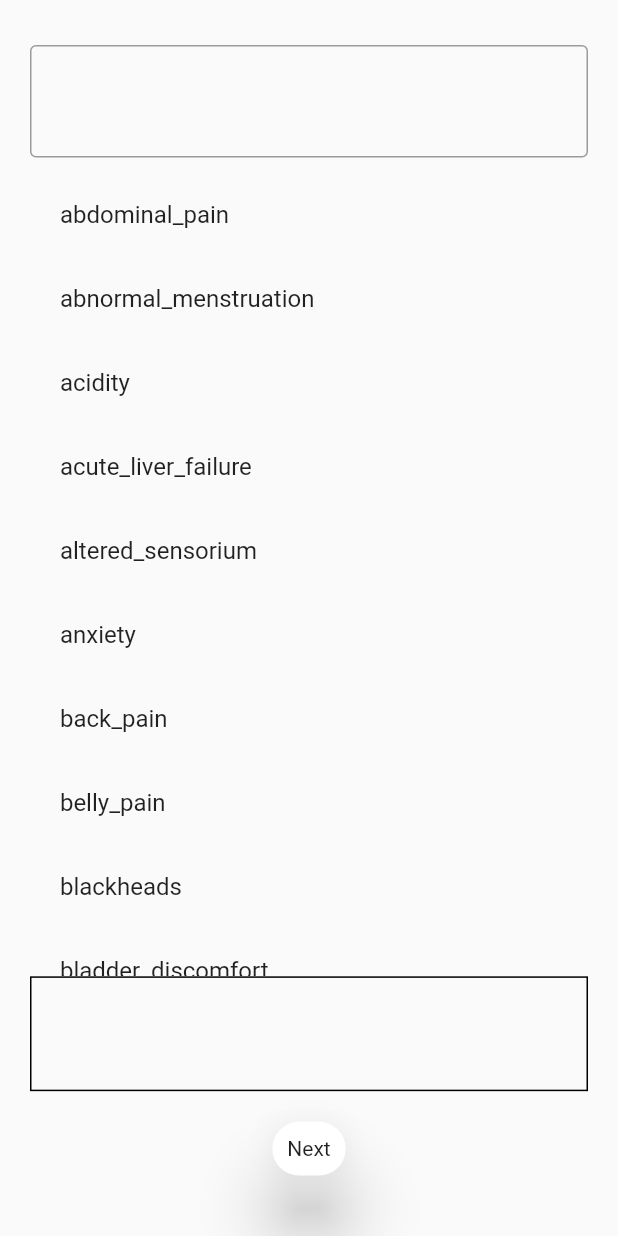
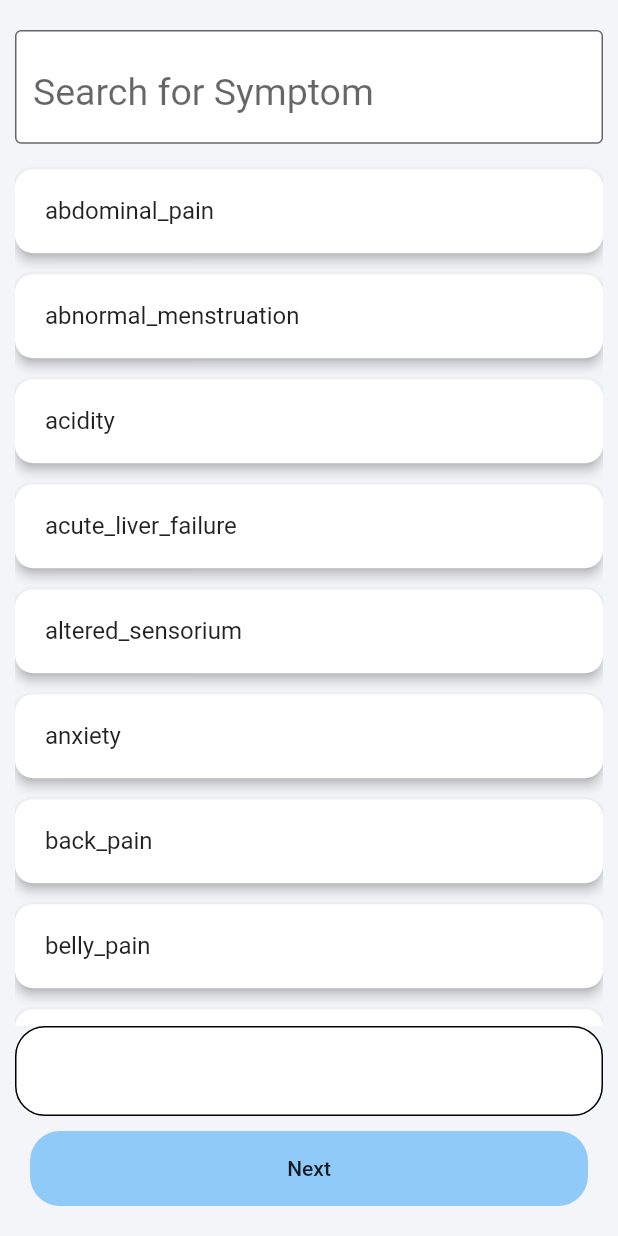
Before and after one commit to Meet-05/MeditrackerApp, a Flutter app: the screen it shows once a user with an empty profile is signed in, on a phone screen of 412 x 824 dp. Run offline on Flutter 3.47's test engine with Material 2 defaults, Android fonts, the phone set to English and light mode, and no system bars; our stand-ins replace cloud_firestore, firebase_auth, firebase_core, flutter_spinkit, font_awesome_flutter, geolocator and 3 more; missing offline and left inert: dart:ffi, geocoder; accounts and stored records are empty.

Commit message:
improved ui,changed url from localhost to deployedUrl

```diff
--- a/app_frontend/lib/contollers/api/api.dart
+++ b/app_frontend/lib/contollers/api/api.dart
@@ -13,7 +13,8 @@ Future getPrediction(List<String> selectedSymptoms) async {
   print(symptomIndex[0]);
   Map<String, List<int>> data = {'symptoms': symptomIndex};
   var body = json.encode(data);
-  var url = Uri.parse('http://10.0.2.2:8000/v1/predict');
+ // http://10.0.2.2:8000/v1/predict
+  var url = Uri.parse('https://meditracker-apiv1.herokuapp.com/v1/predict');
   var response = await http.post(url,
       headers: {"Content-Type": "application/json"}, body: body);
   print('Response status: ${response.statusCode}');
--- a/app_frontend/lib/views/screens/home_screen.dart
+++ b/app_frontend/lib/views/screens/home_screen.dart
@@ -20,9 +20,10 @@ class _HomeScreenState extends State<HomeScreen> {
   @override
   Widget build(BuildContext context) {
     return Scaffold(
+        backgroundColor: Color(0xFFF4F5F9),
         body: SafeArea(
           child: Container(
-          padding: EdgeInsets.all(20.0),
+              padding: EdgeInsets.symmetric(vertical: 10.0, horizontal: 10.0),
               child: Column(children: [
                 CustomSearchBar(),
                 SymptomList(),
@@ -46,30 +47,35 @@ class _NextButtonState extends State<NextButton> {
   bool isProcessing = false;
   @override
   Widget build(BuildContext context) {
-    return Expanded(
+    return Container(
+      margin: EdgeInsets.all(10.0),
+      decoration: BoxDecoration(
+          color: Colors.blue[200],
+          borderRadius: BorderRadius.all(Radius.circular(20.0))),
+      height: 50.0,
+      width: double.infinity,
       child: isProcessing
-          ? JumpingDotsProgressIndicator(fontSize: 60.0)
+          ? Center(
+              child:
+                  JumpingDotsProgressIndicator(numberOfDots: 3, fontSize: 30.0))
           : MaterialButton(
-              child: Card(
-                elevation: 20.0,
-                shape: StadiumBorder(),
-                child: Padding(
-                    padding: const EdgeInsets.all(10.0), child: Text('Next')),
-              ),
+              child: Text('Next'),
               onPressed: () async {
                 List<String> selectedSymptoms =
                     Provider.of<SymptomProvider>(context, listen: false)
                         .selectedSymptoms;
+
+                if (selectedSymptoms.length > 0) {
                   setState(() {
                     isProcessing = true;
                   });
 
                   var result = await getPrediction(selectedSymptoms);
+
                   var doctors = await findLocalDoctors('Diabetes');
                   setState(() {
                     isProcessing = false;
                   });
-
                   Navigator.push(
                       context,
                       MaterialPageRoute(
@@ -77,6 +83,7 @@ class _NextButtonState extends State<NextButton> {
                                 disease: result,
                                 doctors: doctors,
                               )));
+                }
               }),
     );
   }
@@ -93,9 +100,21 @@ class CustomSearchBar extends StatelessWidget {
       margin: EdgeInsets.only(bottom: 10.0, top: 10.0),
       child: TextField(
         style: TextStyle(
-          fontSize: 30.0,
+          fontSize: 25.0,
         ),
-        decoration: InputDecoration(border: OutlineInputBorder()),
+        decoration: InputDecoration(
+            suffix: Icon(
+              Icons.search,
+              size: 30.0,
+            ),
+            filled: true,
+            fillColor: Colors.white,
+            hintText: 'Search for Symptom',
+            border: OutlineInputBorder(),
+            focusedBorder: OutlineInputBorder(
+              borderSide: new BorderSide(color: Colors.white),
+              borderRadius: new BorderRadius.circular(25.7),
+            )),
         onChanged: (value) {
           Provider.of<SymptomProvider>(context, listen: false)
               .searchResult(value);
@@ -118,11 +137,20 @@ class SymptomList extends StatelessWidget {
       child: ListView.builder(
           itemCount:
               Provider.of<SymptomProvider>(context).symptomsToShow.length,
-          // _provider.symptomsToShow.length,
           itemBuilder: (context, index) {
             String symptom =
                 Provider.of<SymptomProvider>(context).symptomsToShow[index];
-            return ListTile(
+            return Card(
+              shape: RoundedRectangleBorder(
+                  borderRadius: BorderRadius.all(Radius.circular(12.0))),
+              margin: EdgeInsets.symmetric(vertical: 7.0),
+              color: Provider.of<SymptomProvider>(context)
+                      .selectedSymptoms
+                      .contains(symptom)
+                  ? Colors.blue[100]
+                  : Colors.white,
+              elevation: 3.0,
+              child: ListTile(
                   onTap: () {
                     Provider.of<SymptomProvider>(context, listen: false)
                         .onTap(symptom);
@@ -132,8 +160,12 @@ class SymptomList extends StatelessWidget {
                   trailing: Provider.of<SymptomProvider>(context)
                           .selectedSymptoms
                           .contains(symptom)
-                    ? Icon(Icons.check_box)
-                    : Text(''));
+                      ? Icon(
+                          Icons.check_box,
+                          color: Colors.white,
+                        )
+                      : Text('')),
+            );
           }),
     );
   }
@@ -146,10 +178,13 @@ class CustomBottomRow extends StatelessWidget {
 
   @override
   Widget build(BuildContext context) {
-    return Expanded(
-      flex: 1,
-      child: Container(
-        decoration: BoxDecoration(border: Border.all(color: Colors.black)),
+    return Container(
+      width: double.infinity,
+      height: 60.0,
+      decoration: BoxDecoration(
+          borderRadius: BorderRadius.all(Radius.circular(20.0)),
+          color: Colors.white,
+          border: Border.all(color: Colors.black)),
       padding: EdgeInsets.symmetric(horizontal: 2.0),
       child: ListView.builder(
           scrollDirection: Axis.horizontal,
@@ -160,9 +195,10 @@ class CustomBottomRow extends StatelessWidget {
             String symptom =
                 Provider.of<SymptomProvider>(context).selectedSymptoms[index];
             return Container(
-                margin: EdgeInsets.all(10.0),
+              padding: EdgeInsets.symmetric(horizontal: 4.0),
+              margin: EdgeInsets.all(8.0),
               decoration: BoxDecoration(
-                    color: Colors.grey[200],
+                  color: Colors.blue[100],
                   borderRadius: BorderRadius.all(Radius.circular(20.0)),
                   border: Border.all(color: Colors.black)),
               child: Row(
@@ -179,7 +215,6 @@ class CustomBottomRow extends StatelessWidget {
               ),
             );
           }),
-      ),
     );
   }
 }
--- a/app_frontend/lib/views/screens/show_disease_screen.dart
+++ b/app_frontend/lib/views/screens/show_disease_screen.dart
@@ -7,6 +7,7 @@ class ShowDiseaseScreen extends StatelessWidget {
   @override
   Widget build(BuildContext context) {
     return Scaffold(
+        backgroundColor: Color(0xFFF4F5F9),
         body: SafeArea(
           child: Column(
             children: [
@@ -18,7 +19,8 @@ class ShowDiseaseScreen extends StatelessWidget {
                       BoxDecoration(border: Border.all(color: Colors.black)),
                   child: Text(
                     disease,
-                style: TextStyle(fontWeight: FontWeight.bold, fontSize: 30.0),
+                    style:
+                        TextStyle(fontWeight: FontWeight.bold, fontSize: 30.0),
                   ),
                 ),
               ),
@@ -32,16 +34,23 @@ class ShowDiseaseScreen extends StatelessWidget {
                       borderRadius: BorderRadius.only(
                           topLeft: Radius.circular(50.0),
                           topRight: Radius.circular(50.0))),
+                  child: Column(
+                    children: [
+                      Text(
+                        'Doctors Treating $disease',
+                        style: TextStyle(fontWeight: FontWeight.bold),
+                      ),
+                      Expanded(
                         child: ListView.builder(
                             itemCount: doctors.length,
                             itemBuilder: (context, index) {
                               return Container(
                                 margin: EdgeInsets.all(10.0),
                                 decoration: BoxDecoration(
-                          color: Colors.grey[100],
-                          border: Border.all(color: Colors.black),
-                          borderRadius:
-                              BorderRadius.all(Radius.circular(20.0))),
+                                    color: Colors.white,
+                                    // border: Border.all(color: Colors.black),
+                                    borderRadius: BorderRadius.all(
+                                        Radius.circular(20.0))),
                                 child: ListTile(
                                   title: Text(doctors[index]['name']),
                                   subtitle: Text('${doctors[index]['phone']}'),
@@ -51,6 +60,9 @@ class ShowDiseaseScreen extends StatelessWidget {
                               );
                             }),
                       ),
+                    ],
+                  ),
+                ),
               )
             ],
           ),
```
Lines whose indentation alone changed are shown as unchanged.
